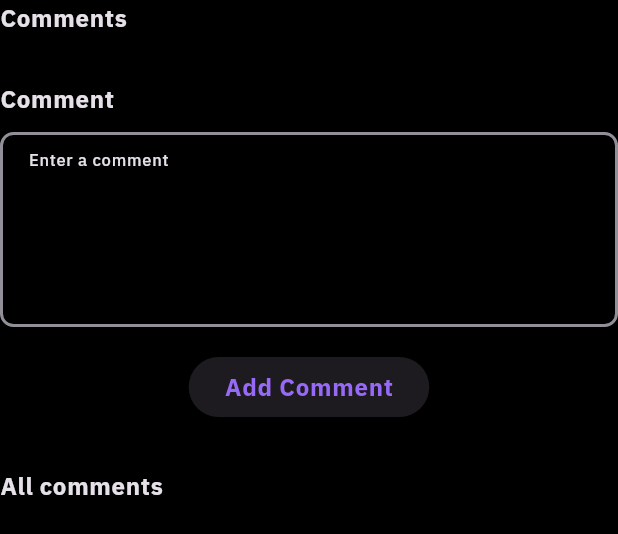
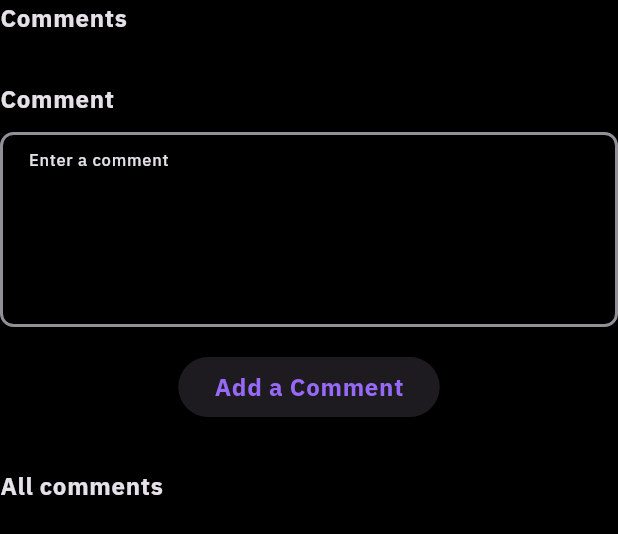
Before and after one commit to Refaat2020/Kanban-Board, a Flutter app: the CommentsSection widget shown alone on an empty page, opened directly with empty values, on a phone screen of 412 x 824 dp. Shown: the top 534 px of the screen. Run offline on Flutter 3.47's test engine with Material 3 defaults, Android fonts, the phone set to English and light mode, and no system bars; our stand-ins replace dartz, dio, flutter_bloc, flutter_dotenv, get_it, go_router and 2 more; accounts and stored records are empty; network calls fail.

Commit message:
add app strings

```diff
--- /dev/null
+++ b/lib/core/constants/app_strings.dart
@@ -0,0 +1,35 @@
+class AppStrings {
+  static const dioError =
+      'Sorry, something went wrong. Please try again later.';
+  static const networkError =
+      'No internet connection\nPlease check your internet.';
+  static const unknownError =
+      'An unknown error occurred. Please try again later.';
+  static const todo = 'To Do';
+  static const inProgress = 'In Progress';
+  static const done = 'Done';
+  static const noTasksFound = 'No Tasks Found';
+  static const kanbanBoard = 'Kanban Board';
+  static const add = 'ADD';
+  static const taskUpdatedSuccessfully = 'Task updated Successfully';
+  static const somethingWentWrong = 'Something went wrong';
+  static const completedTask = 'Completed Tasks';
+  static const cancel = 'Cancel';
+  static const addTask = 'Add Task';
+  static const taskDescription = 'Task Description';
+  static const enterTaskDescription = 'Enter Task Description';
+  static const status = 'Status:';
+  static const taskTitle = 'Task Title';
+  static const enterTaskTitle = 'Enter Task Title';
+  static const pleaseEnterValidTitle = 'Please enter valid title';
+  static const comment = 'Comment';
+  static const enterComment = 'Enter a comment';
+  static const comments = 'Comments';
+  static const addComment = 'Add a Comment';
+  static const allComments = 'All comments';
+  static const noCommentsFound = 'No Comments Found for this task';
+  static const update = 'Update';
+  static const start = 'Start';
+  static const stop = 'Stop';
+  static const taskDetails = 'Task Details';
+}
--- a/lib/features/task_management/views/completed_task/components/completed_tasks_header.dart
+++ b/lib/features/task_management/views/completed_task/components/completed_tasks_header.dart
@@ -1,3 +1,4 @@
+import 'package:kanban_board/core/constants/app_strings.dart';
 import 'package:kanban_board/file_export.dart';
 
 class CompletedTasksHeader extends StatelessWidget {
@@ -8,14 +9,14 @@ class CompletedTasksHeader extends StatelessWidget {
     return Row(
       children: [
         Text(
-          "Completed Tasks",
+          AppStrings.completedTask,
           style: context.theme.textTheme.titleLarge,
         ),
         Spacer(),
         TextButton(
           onPressed: () => GoRouter.of(context).pop(),
           child: Text(
-            "Cancel",
+            AppStrings.cancel,
             style:
                 context.textTheme.titleLarge?.copyWith(color: AppColors.red1),
           ),
--- a/lib/features/task_management/views/create_task/components/create_task_header.dart
+++ b/lib/features/task_management/views/create_task/components/create_task_header.dart
@@ -1,3 +1,4 @@
+import 'package:kanban_board/core/constants/app_strings.dart';
 import 'package:kanban_board/file_export.dart';
 
 class CreateTaskHeader extends StatelessWidget {
@@ -8,7 +9,7 @@ class CreateTaskHeader extends StatelessWidget {
     return Row(
       children: [
         Text(
-          'Add Task',
+          AppStrings.addTask,
           style: context.textTheme.titleLarge?.copyWith(
             fontWeight: FontWeight.bold,
             letterSpacing: 2,
@@ -19,7 +20,7 @@ class CreateTaskHeader extends StatelessWidget {
         TextButton(
           onPressed: () => GoRouter.of(context).pop(),
           child: Text(
-            'Cancel',
+            AppStrings.cancel,
             style: context.textTheme.bodyLarge?.copyWith(
               fontWeight: FontWeight.bold,
               color: AppColors.red1,
--- a/lib/features/task_management/views/create_task/components/task_description_input.dart
+++ b/lib/features/task_management/views/create_task/components/task_description_input.dart
@@ -1,4 +1,5 @@
 import 'package:kanban_board/common/widgets/regular_text_field.dart';
+import 'package:kanban_board/core/constants/app_strings.dart';
 import 'package:kanban_board/file_export.dart';
 
 class TaskDescriptionInput extends StatelessWidget {
@@ -12,11 +13,11 @@ class TaskDescriptionInput extends StatelessWidget {
     return Column(
       crossAxisAlignment: CrossAxisAlignment.start,
       children: [
-        Text("Task Description", style: context.textTheme.bodyLarge),
+        Text(AppStrings.taskDescription, style: context.textTheme.bodyLarge),
         const SizedBox(height: 10),
         RegularTextField(
           labelColor: AppColors.white,
-          hintText: "Enter Task Description",
+          hintText: AppStrings.enterTaskDescription,
           controller: textEditingController,
           description: true,
           enableBorderColor: context.theme.dividerColor,
--- a/lib/features/task_management/views/create_task/components/task_status_selector.dart
+++ b/lib/features/task_management/views/create_task/components/task_status_selector.dart
@@ -1,3 +1,4 @@
+import 'package:kanban_board/core/constants/app_strings.dart';
 import 'package:kanban_board/features/kanban_board/data/models/task.dart';
 import 'package:kanban_board/features/task_management/domain/cubit/task_management_cubit.dart';
 import 'package:kanban_board/file_export.dart';
@@ -10,7 +11,7 @@ class TaskStatusSelector extends StatelessWidget {
     final taskStatus = context.watch<TaskManagementCubit>();
     return Row(
       children: [
-        Text("Status:", style: context.textTheme.bodyLarge),
+        Text(AppStrings.status, style: context.textTheme.bodyLarge),
         const SizedBox(width: 16),
         DropdownButton<TaskStatus>(
           value: taskStatus.selectedStatus,
--- a/lib/features/task_management/views/view_task/components/comment_input.dart
+++ b/lib/features/task_management/views/view_task/components/comment_input.dart
@@ -1,4 +1,5 @@
 import 'package:kanban_board/common/widgets/regular_text_field.dart';
+import 'package:kanban_board/core/constants/app_strings.dart';
 import 'package:kanban_board/file_export.dart';
 
 class CommentInput extends StatelessWidget {
@@ -11,11 +12,11 @@ class CommentInput extends StatelessWidget {
     return Column(
       crossAxisAlignment: CrossAxisAlignment.start,
       children: [
-        Text("Comment", style: context.textTheme.bodyLarge),
+        Text(AppStrings.comment, style: context.textTheme.bodyLarge),
         const SizedBox(height: 10),
         RegularTextField(
           labelColor: AppColors.white,
-          hintText: "Enter a comment",
+          hintText: AppStrings.enterComment,
           controller: textEditingController,
           description: true,
           enableBorderColor: context.theme.dividerColor,
--- a/lib/features/task_management/views/view_task/components/comments_section.dart
+++ b/lib/features/task_management/views/view_task/components/comments_section.dart
@@ -1,6 +1,7 @@
 import 'package:kanban_board/common/widgets/empty_state_widget.dart';
 import 'package:kanban_board/common/widgets/error_state.dart';
 import 'package:kanban_board/common/widgets/loading_state.dart';
+import 'package:kanban_board/core/constants/app_strings.dart';
 import 'package:kanban_board/features/task_management/data/models/comment.dart';
 import 'package:kanban_board/features/task_management/domain/cubit/comment_cubit.dart';
 import 'package:kanban_board/features/task_management/views/view_task/components/comment_card.dart';
@@ -21,7 +22,7 @@ class CommentsSection extends StatelessWidget {
       crossAxisAlignment: CrossAxisAlignment.start,
       children: [
         Text(
-          "Comments",
+          AppStrings.comments,
           style: context.textTheme.bodyLarge,
         ),
         const SizedBox(
@@ -37,7 +38,7 @@ class CommentsSection extends StatelessWidget {
           child: ElevatedButton(
             onPressed: () => _onCreateComment(commentCubit, taskId),
             child: Text(
-              'Add Comment',
+              AppStrings.addComment,
               style: context.textTheme.bodyLarge?.copyWith(
                 color: AppColors.purple3,
               ),
@@ -48,7 +49,7 @@ class CommentsSection extends StatelessWidget {
           height: 30,
         ),
         Text(
-          "All comments",
+          AppStrings.allComments,
           style: context.textTheme.bodyLarge,
         ),
         const SizedBox(
@@ -65,7 +66,7 @@ class CommentsSection extends StatelessWidget {
             } else if (state is CommentsEmpty) {
               return EmptyStateWidget(
                 message: Text(
-                  'No Comments Found for this task',
+                  AppStrings.noCommentsFound,
                   style: context.textTheme.bodyLarge,
                 ),
               );
--- a/lib/features/task_management/views/view_task/components/task_details.dart
+++ b/lib/features/task_management/views/view_task/components/task_details.dart
@@ -1,3 +1,4 @@
+import 'package:kanban_board/core/constants/app_strings.dart';
 import 'package:kanban_board/features/kanban_board/data/models/task.dart';
 import 'package:kanban_board/features/task_management/domain/cubit/task_management_cubit.dart';
 import 'package:kanban_board/features/task_management/domain/cubit/timer_cubit.dart';
@@ -59,7 +60,7 @@ class TaskDetails extends StatelessWidget {
                     ? null
                     : _onUpdateTask(taskManagementCubit, task),
                 child: Text(
-                  'Update',
+                  AppStrings.update,
                   style: context.textTheme.bodyLarge?.copyWith(
                     color: AppColors.purple3,
                   ),
--- a/lib/features/task_management/views/view_task/components/task_timer.dart
+++ b/lib/features/task_management/views/view_task/components/task_timer.dart
@@ -1,3 +1,4 @@
+import 'package:kanban_board/core/constants/app_strings.dart';
 import 'package:kanban_board/features/task_management/data/models/timer_state.dart';
 import 'package:kanban_board/features/task_management/domain/cubit/timer_cubit.dart';
 import 'package:kanban_board/file_export.dart';
@@ -43,12 +44,12 @@ class _TaskTimerState extends State<TaskTimer> {
                             widget.onTimeElapsed(timerCubit.stopwatch.elapsed);
                           });
                         },
-                  child: const Text("Start"),
+                  child: const Text(AppStrings.start),
                 ),
                 const SizedBox(width: 8),
                 ElevatedButton(
                   onPressed: state.isRunning ? timerCubit.stopTimer : null,
-                  child: const Text("Stop"),
+                  child: const Text(AppStrings.stop),
                 ),
               ],
             ),
--- a/lib/features/task_management/views/view_task/components/view_task_header.dart
+++ b/lib/features/task_management/views/view_task/components/view_task_header.dart
@@ -1,3 +1,4 @@
+import 'package:kanban_board/core/constants/app_strings.dart';
 import 'package:kanban_board/file_export.dart';
 
 class ViewTaskHeader extends StatelessWidget {
@@ -8,14 +9,14 @@ class ViewTaskHeader extends StatelessWidget {
     return Row(
       children: [
         Text(
-          "Task Details",
+          AppStrings.taskDetails,
           style: context.theme.textTheme.titleLarge,
         ),
         Spacer(),
         TextButton(
           onPressed: () => GoRouter.of(context).pop(),
           child: Text(
-            "Cancel",
+            AppStrings.cancel,
             style:
                 context.textTheme.titleLarge?.copyWith(color: AppColors.red1),
           ),
--- a/lib/main.dart
+++ b/lib/main.dart
@@ -4,6 +4,7 @@ import 'package:flutter_bloc/flutter_bloc.dart';
 import 'package:flutter_dotenv/flutter_dotenv.dart';
 import 'package:kanban_board/core/config/app_cubits.dart';
 import 'package:kanban_board/core/config/app_route.dart';
+import 'package:kanban_board/core/constants/app_strings.dart';
 import 'package:kanban_board/core/services/preference_storage.dart';
 import 'package:kanban_board/core/theme/theme_cubit.dart';
 
@@ -36,7 +37,7 @@ class MyApp extends StatelessWidget {
         return MaterialApp.router(
           routerConfig: AppRouter.route,
           theme: theme,
-          title: 'Kanban Board',
+          title: AppStrings.kanbanBoard,
           builder: (context, child) {
             return MediaQuery(
               data: MediaQuery.of(context).copyWith(
```
Also changed, not shown: lib/core/extensions/response_methods.dart (+17 -16 lines), lib/core/services/dio_client_impl.dart (+0 -52 lines), lib/core/services/preference_storage.dart (+0 -22 lines), lib/features/kanban_board/data/repository/project_repository_impl.dart (+0 -10 lines), lib/features/kanban_board/domain/cubit/kanban_cubit.dart (+10 -6 lines), lib/features/kanban_board/views/board/board_screen.dart (+26 -25 lines), lib/features/task_management/views/completed_task/history_screen.dart (+5 -3 lines), lib/features/task_management/views/create_task/components/task_title_input.dart (+4 -3 lines).
